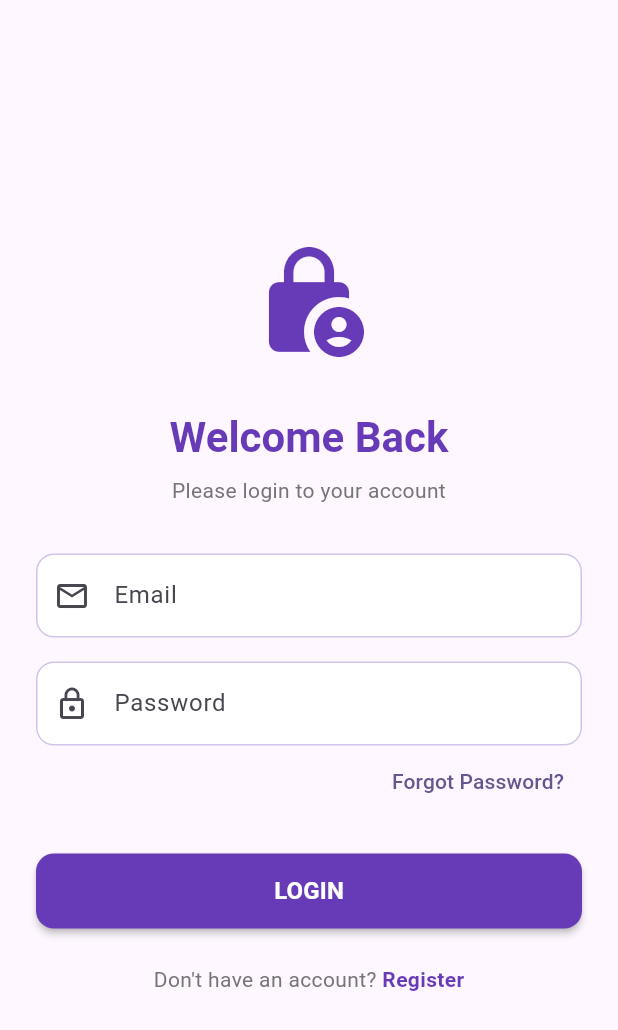
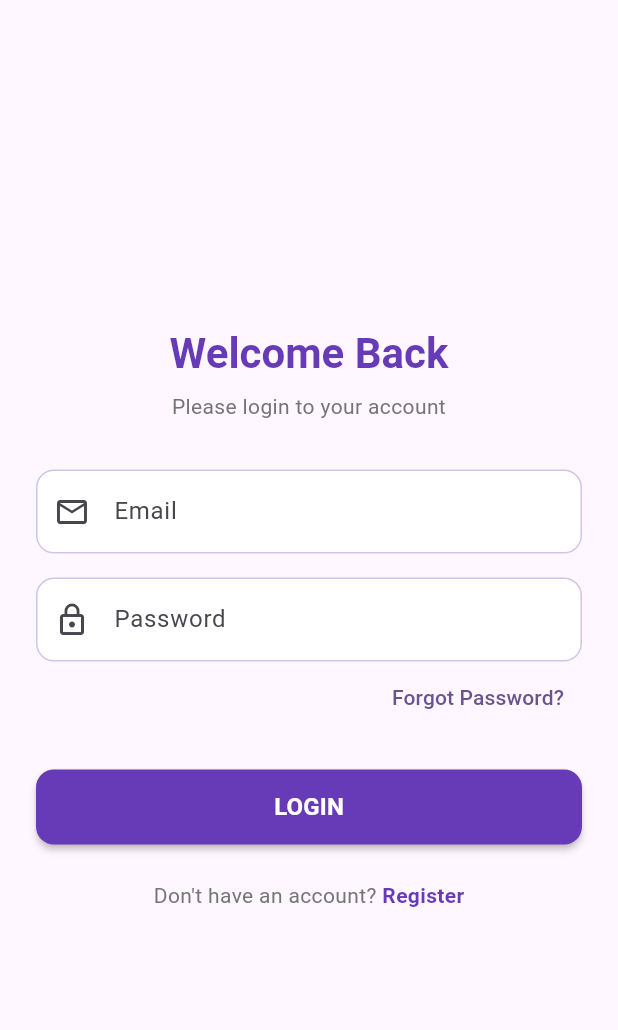
Before and after one commit to AbuShebin/nxl_machine_test, a Flutter app: the screen it shows after launch, on a phone screen of 412 x 824 dp. Shown: the top 1030 px of the screen. Run offline on Flutter 3.47's test engine with Material 3 defaults, Android fonts, the phone set to English and light mode, and no system bars; our stand-ins replace cloud_firestore, firebase_auth, firebase_core, flutter_riverpod, fpdart; accounts and stored records are empty.

Commit message:
final commit

```diff
--- a/lib/features/auth/presentation/pages/login_page.dart
+++ b/lib/features/auth/presentation/pages/login_page.dart
@@ -40,25 +40,6 @@ class _LoginPageState extends ConsumerState<LoginPage> {
   Widget build(BuildContext context) {
     final authState = ref.watch(authProvider);
 
-    // ref.listen(authProvider, (previous, next) {
-    //   if (next.error != null) {
-    //     ScaffoldMessenger.of(context).showSnackBar(
-    //       SnackBar(content: Text(next.error!), backgroundColor: Colors.red),
-    //     );
-    //   }
-    //   if (next.isAuthenticated && (previous?.isAuthenticated != true)) {
-    //     ScaffoldMessenger.of(context).showSnackBar(
-    //       const SnackBar(
-    //         content: Text('Login Successful!'),
-    //         backgroundColor: Colors.green,
-    //       ),
-    //     );
-    //     Navigator.of(context).pushReplacement(
-    //       MaterialPageRoute(builder: (context) => const HomePage()),
-    //     );
-    //   }
-    // });
-
     return Scaffold(
       body: Center(
         child: SingleChildScrollView(
@@ -71,12 +52,6 @@ class _LoginPageState extends ConsumerState<LoginPage> {
                 mainAxisAlignment: MainAxisAlignment.center,
                 crossAxisAlignment: CrossAxisAlignment.stretch,
                 children: [
-                  const Icon(
-                    Icons.lock_person_rounded,
-                    size: 80,
-                    color: Colors.deepPurple,
-                  ),
-                  const SizedBox(height: 32),
                   Text(
                     'Welcome Back',
                     textAlign: TextAlign.center,
--- a/lib/features/home/presentation/pages/home_page.dart
+++ b/lib/features/home/presentation/pages/home_page.dart
@@ -19,8 +19,7 @@ class HomePage extends ConsumerWidget {
             icon: const Icon(Icons.logout),
             onPressed: () {
               ref.read(authProvider.notifier).logout();
-              // Navigation back to login is handled by the state change in main.dart or pages
-              // For simplicity in this manual flow, we'll let the listener in pages handle it or Navigator.pop
+
               Navigator.of(context).pushAndRemoveUntil(
                 MaterialPageRoute(builder: (context) => const LoginPage()),
                 (route) => false,
```
Also changed, not shown: 6 other files.
